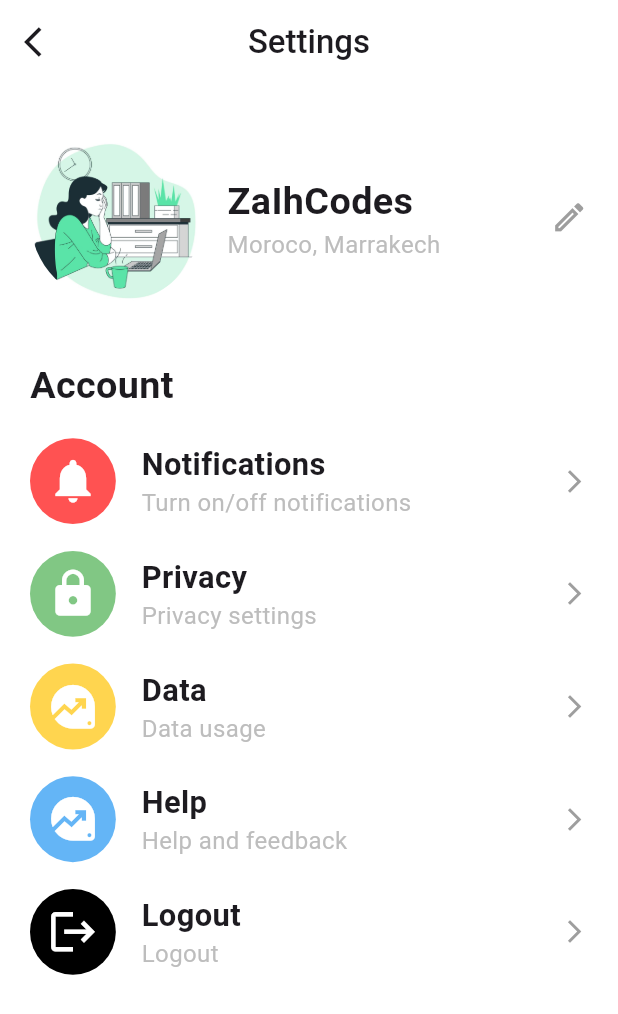
After one commit to zaihcodes/Flutter, a Flutter app: the SettingsScreen screen opened directly, on a phone screen of 412 x 824 dp. The commit adds this screen. Shown: the top 1014 px of the screen. Run offline on Flutter 3.47's test engine with Material 3 defaults, Android fonts, the phone set to English and light mode, and no system bars; our stand-ins replace flutter_screenutil, simple_animations.

Commit message:
Created the settings screen

```diff
--- a/portfolio_app/lib/screens/profile_screen.dart
+++ b/portfolio_app/lib/screens/profile_screen.dart
@@ -1,6 +1,7 @@
 import 'package:flutter/material.dart';
 import 'package:flutter_screenutil/flutter_screenutil.dart';
 import 'package:portfolio_app/core/constants.dart';
+import 'package:portfolio_app/screens/settings_screen.dart';
 
 class ProfileScreen extends StatelessWidget {
   const ProfileScreen({super.key});
@@ -16,12 +17,22 @@ class ProfileScreen extends StatelessWidget {
           'My Profile',
           style: TextStyle(fontWeight: FontWeight.w500),
         ),
-        leading: const Icon(
-          Icons.arrow_back_ios,
+        leading: GestureDetector(
+          onTap: () {
+            Navigator.pop(context);
+          },
+          child: const Icon(
+            Icons.arrow_back_ios,
+          ),
         ),
         actions: [
           GestureDetector(
-            onTap: () {},
+            onTap: () {
+              Navigator.push(
+                context,
+                MaterialPageRoute(builder: (context) => const SettingsScreen()),
+              );
+            },
             child: const Icon(Icons.settings),
           ),
           const SizedBox(
--- /dev/null
+++ b/portfolio_app/lib/screens/settings_screen.dart
@@ -0,0 +1,186 @@
+import 'package:flutter/material.dart';
+import 'package:flutter_screenutil/flutter_screenutil.dart';
+
+class SettingsScreen extends StatelessWidget {
+  const SettingsScreen({super.key});
+
+  @override
+  Widget build(BuildContext context) {
+    return Scaffold(
+      backgroundColor: Colors.white,
+      appBar: AppBar(
+        backgroundColor: Colors.white,
+        centerTitle: true,
+        title: const Text(
+          'Settings',
+          style: TextStyle(fontWeight: FontWeight.w500),
+        ),
+        leading: GestureDetector(
+          onTap: () {
+            Navigator.pop(context);
+          },
+          child: const Icon(
+            Icons.arrow_back_ios,
+          ),
+        ),
+      ),
+      body: Padding(
+        padding: const EdgeInsets.all(20.0),
+        child: Column(
+          crossAxisAlignment: CrossAxisAlignment.start,
+          children: [
+            SizedBox(
+              height: 10.h,
+            ),
+            Row(
+              crossAxisAlignment: CrossAxisAlignment.center,
+              mainAxisAlignment: MainAxisAlignment.spaceBetween,
+              children: [
+                SizedBox(
+                  width: 100.w,
+                  height: 100.w,
+                  child: ClipRRect(
+                    borderRadius: BorderRadius.circular(80),
+                    child: Image.asset('assets/images/green_ai_0.jpg'),
+                  ),
+                ),
+                SizedBox(
+                  width: 15.w,
+                ),
+                Expanded(
+                  child: Column(
+                    crossAxisAlignment: CrossAxisAlignment.start,
+                    children: [
+                      Text(
+                        'ZaIhCodes',
+                        style: TextStyle(
+                            fontSize: 22.sp, fontWeight: FontWeight.bold),
+                      ),
+                      Text(
+                        'Moroco, Marrakech',
+                        style: TextStyle(
+                            fontSize: 14.sp, color: Colors.grey.shade400),
+                      ),
+                    ],
+                  ),
+                ),
+                SizedBox(
+                  width: 15.w,
+                ),
+                const Icon(
+                  Icons.edit_outlined,
+                  color: Colors.grey,
+                  size: 25,
+                )
+              ],
+            ),
+            SizedBox(
+              height: 30.h,
+            ),
+            Text(
+              'Account',
+              style: TextStyle(fontSize: 22.sp, fontWeight: FontWeight.bold),
+            ),
+            SizedBox(
+              height: 15.h,
+            ),
+            _accountItem(
+                text: 'Notifications',
+                subText: 'Turn on/off notifications',
+                icon: Icons.notifications,
+                bgcolor: Colors.redAccent),
+            SizedBox(
+              height: 15.h,
+            ),
+            _accountItem(
+              text: 'Privacy',
+              subText: 'Privacy settings',
+              icon: Icons.lock,
+              bgcolor: Colors.green.shade300,
+            ),
+            SizedBox(
+              height: 15.h,
+            ),
+            _accountItem(
+              text: 'Data',
+              subText: 'Data usage',
+              icon: Icons.data_exploration,
+              bgcolor: Colors.amber.shade300,
+            ),
+            SizedBox(
+              height: 15.h,
+            ),
+            _accountItem(
+              text: 'Help',
+              subText: 'Help and feedback',
+              icon: Icons.data_exploration,
+              bgcolor: Colors.blue.shade300,
+            ),
+            SizedBox(
+              height: 15.h,
+            ),
+            _accountItem(
+              text: 'Logout',
+              subText: 'Logout',
+              icon: Icons.logout,
+              bgcolor: Colors.black,
+            ),
+          ],
+        ),
+      ),
+    );
+  }
+
+  Widget _accountItem(
+      {required String text,
+      required String subText,
+      required IconData icon,
+      Color bgcolor = Colors.grey}) {
+    return Row(
+      crossAxisAlignment: CrossAxisAlignment.center,
+      mainAxisAlignment: MainAxisAlignment.spaceBetween,
+      children: [
+        Container(
+          width: 50.w,
+          height: 50.w,
+          decoration: BoxDecoration(
+              borderRadius: BorderRadius.circular(80), color: bgcolor),
+          child: ClipRRect(
+            borderRadius: BorderRadius.circular(80),
+            child: Icon(
+              icon,
+              size: 35,
+              color: Colors.white,
+            ),
+          ),
+        ),
+        SizedBox(
+          width: 15.w,
+        ),
+        Expanded(
+          child: Column(
+            crossAxisAlignment: CrossAxisAlignment.start,
+            children: [
+              Text(
+                text,
+                style: TextStyle(fontSize: 18.sp, fontWeight: FontWeight.bold),
+              ),
+              Text(
+                subText,
+                style: TextStyle(fontSize: 14.sp, color: Colors.grey.shade400),
+              ),
+            ],
+          ),
+        ),
+        SizedBox(
+          width: 15.w,
+        ),
+        const Icon(
+          Icons.arrow_forward_ios,
+          color: Colors.grey,
+          size: 18,
+        )
+      ],
+    );
+  }
+}
```
Also changed, not shown: 1 other file.
